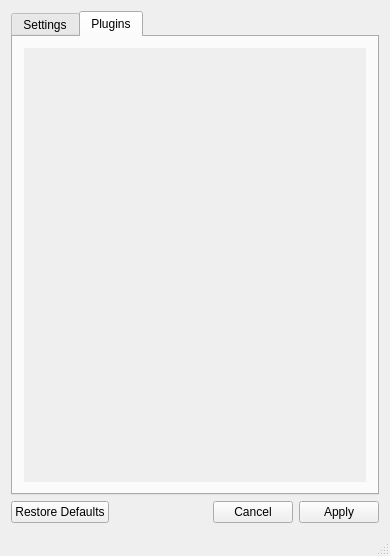
Qt form designer/main_window.ui (oskarsh/Yin-Yang) before a commit.
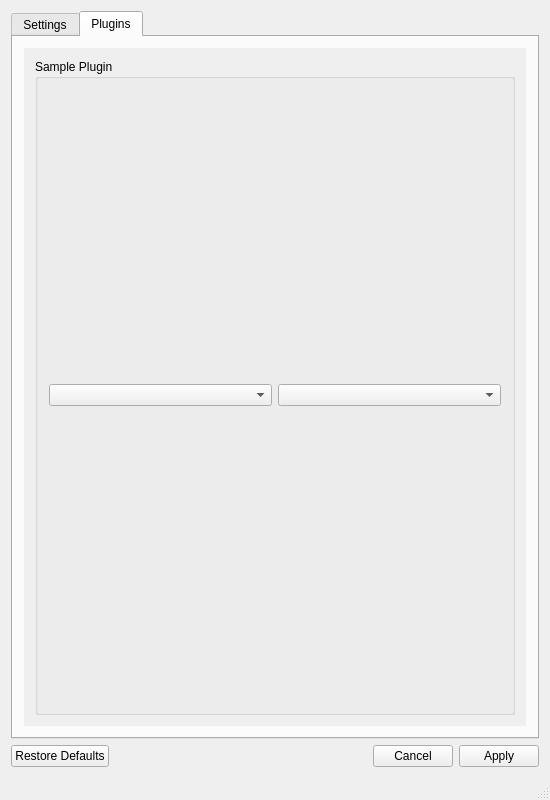
The same form after that commit. The open tabs and pages were chosen to show the change. Icons and pictures are not drawn.

Commit message:
Fix horizontal overlap
- Set the main window minimum size and increased default size.
- Fixed window overlap when shrinking too small horizontally.

What changed in the file:
```diff
--- a/designer/main_window.ui
+++ b/designer/main_window.ui
@@ -2,12 +2,26 @@
 <ui version="4.0">
  <class>main_window</class>
  <widget class="QMainWindow" name="main_window">
+  <property name="geometry">
+   <rect>
+    <x>0</x>
+    <y>0</y>
+    <width>550</width>
+    <height>800</height>
+   </rect>
+  </property>
   <property name="sizePolicy">
-   <sizepolicy hsizetype="MinimumExpanding" vsizetype="MinimumExpanding">
+   <sizepolicy hsizetype="Preferred" vsizetype="MinimumExpanding">
     <horstretch>0</horstretch>
     <verstretch>0</verstretch>
    </sizepolicy>
   </property>
+  <property name="minimumSize">
+   <size>
+    <width>400</width>
+    <height>600</height>
+   </size>
+  </property>
   <property name="windowTitle">
    <string notr="true">Yin &amp; Yang</string>
   </property>
@@ -316,11 +330,48 @@
             <rect>
              <x>0</x>
              <y>0</y>
-             <width>348</width>
-             <height>451</height>
+             <width>523</width>
+             <height>663</height>
             </rect>
            </property>
-           <layout class="QVBoxLayout" name="plugins_scroll_content_layout"/>
+           <layout class="QVBoxLayout" name="plugins_scroll_content_layout">
+            <item>
+             <layout class="QHBoxLayout" name="horizontalLayout">
+              <item>
+               <widget class="QGroupBox" name="samplePluginGroupBox">
+                <property name="title">
+                 <string>Sample Plugin</string>
+                </property>
+                <layout class="QHBoxLayout" name="horizontalLayout_2">
+                 <item>
+                  <widget class="QComboBox" name="comboBox">
+                   <property name="sizeAdjustPolicy">
+                    <enum>QComboBox::AdjustToContentsOnFirstShow</enum>
+                   </property>
+                   <property name="placeholderText">
+                    <string>firefox-compact-light@mozilla.org</string>
+                   </property>
+                  </widget>
+                 </item>
+                 <item>
+                  <widget class="QComboBox" name="comboBox_2">
+                   <property name="currentText">
+                    <string notr="true"/>
+                   </property>
+                   <property name="sizeAdjustPolicy">
+                    <enum>QComboBox::AdjustToContentsOnFirstShow</enum>
+                   </property>
+                   <property name="placeholderText">
+                    <string>firefox-compact-dark@mozilla.org</string>
+                   </property>
+                  </widget>
+                 </item>
+                </layout>
+               </widget>
+              </item>
+             </layout>
+            </item>
+           </layout>
           </widget>
          </widget>
         </item>
```
Left out of the diff: 2 changed lines with no effect on the pictures. The commit also changes 2 other files.
